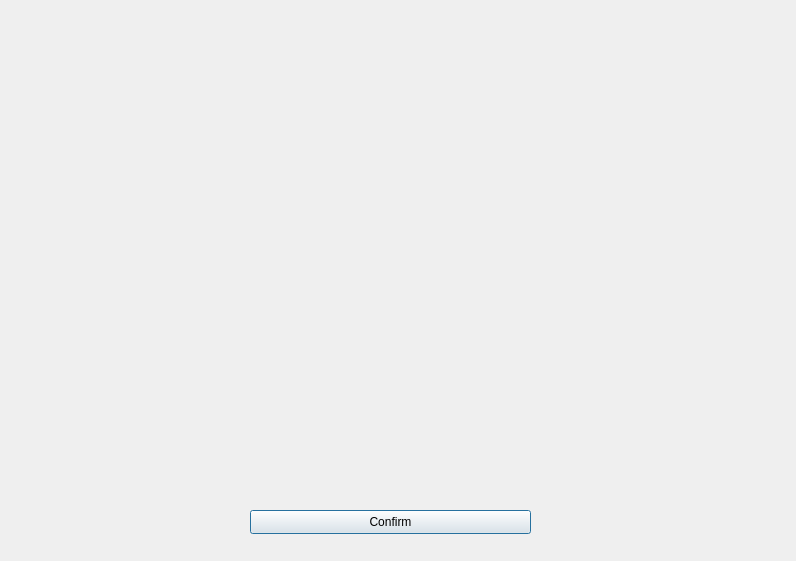
Before: the Qt Designer form CreateProjectWindow.ui in Kiukey/UnrealManager, drawn with Qt 5.
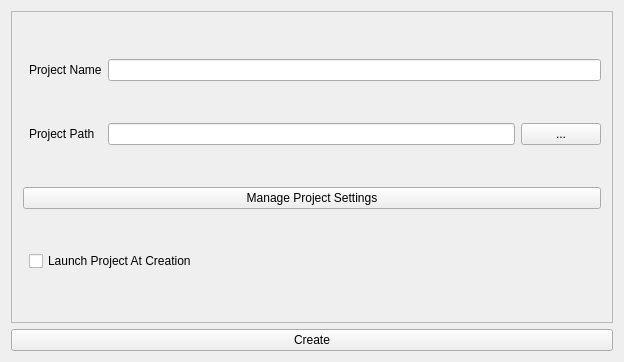
After: the same form once the commit is applied.

Commit message:
Changing settings of created project
by creating a new window inheriting from windowProjectSetting it is now possible to manage settings in creation window and apply them later

What changed in the file:
```diff
--- a/CreateProjectWindow.ui
+++ b/CreateProjectWindow.ui
@@ -6,26 +6,101 @@
    <rect>
     <x>0</x>
     <y>0</y>
-    <width>796</width>
-    <height>561</height>
+    <width>624</width>
+    <height>362</height>
    </rect>
   </property>
   <property name="windowTitle">
    <string>CreateProjectWindow</string>
   </property>
-  <widget class="QPushButton" name="ConfirmButton">
-   <property name="geometry">
-    <rect>
-     <x>250</x>
-     <y>510</y>
-     <width>281</width>
-     <height>24</height>
-    </rect>
-   </property>
-   <property name="text">
-    <string>Confirm</string>
-   </property>
-  </widget>
+  <layout class="QGridLayout" name="gridLayout">
+   <item row="0" column="1">
+    <widget class="QFrame" name="frame">
+     <property name="frameShape">
+      <enum>QFrame::StyledPanel</enum>
+     </property>
+     <property name="frameShadow">
+      <enum>QFrame::Raised</enum>
+     </property>
+     <layout class="QGridLayout" name="gridLayout_2">
+      <item row="0" column="1">
+       <widget class="QLabel" name="label_2">
+        <property name="text">
+         <string>Project Name</string>
+        </property>
+       </widget>
+      </item>
+      <item row="3" column="1" colspan="2">
+       <widget class="QCheckBox" name="startProjectCheckBox">
+        <property name="text">
+         <string>Launch Project At Creation</string>
+        </property>
+       </widget>
+      </item>
+      <item row="1" column="2">
+       <widget class="QLineEdit" name="pathLineEdit">
+        <property name="readOnly">
+         <bool>false</bool>
+        </property>
+       </widget>
+      </item>
+      <item row="1" column="1">
+       <widget class="QLabel" name="label">
+        <property name="text">
+         <string>Project Path</string>
+        </property>
+       </widget>
+      </item>
+      <item row="1" column="3">
+       <widget class="QPushButton" name="selectPathButton">
+        <property name="focusPolicy">
+         <enum>Qt::ClickFocus</enum>
+        </property>
+        <property name="text">
+         <string>...</string>
+        </property>
+        <property name="autoDefault">
+         <bool>false</bool>
+        </property>
+        <property name="default">
+         <bool>false</bool>
+        </property>
+        <property name="flat">
+         <bool>false</bool>
+        </property>
+       </widget>
+      </item>
+      <item row="0" column="2" colspan="2">
+       <widget class="QLineEdit" name="projectNameEdit">
+        <property name="focusPolicy">
+         <enum>Qt::ClickFocus</enum>
+        </property>
+       </widget>
+      </item>
+      <item row="2" column="0" colspan="4">
+       <widget class="QPushButton" name="settingsButton">
+        <property name="text">
+         <string>Manage Project Settings</string>
+        </property>
+        <property name="autoDefault">
+         <bool>false</bool>
+        </property>
+       </widget>
+      </item>
+     </layout>
+    </widget>
+   </item>
+   <item row="1" column="1">
+    <widget class="QPushButton" name="createButton">
+     <property name="text">
+      <string>Create</string>
+     </property>
+     <property name="autoDefault">
+      <bool>false</bool>
+     </property>
+    </widget>
+   </item>
+  </layout>
  </widget>
  <layoutdefault spacing="6" margin="11"/>
  <resources/>
```
The commit also changes 18 other files.
